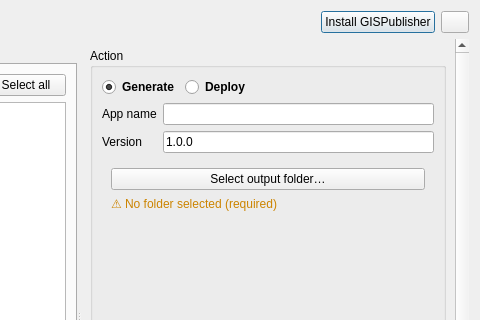
First picture: the form in dialogs/ui/gispublisher_dialog.ui, repository lbdudc/qgispublisher, before the edit; both pictures show x 240 to 720 and y 0 to 320 of the 720 by 640 pixel window.
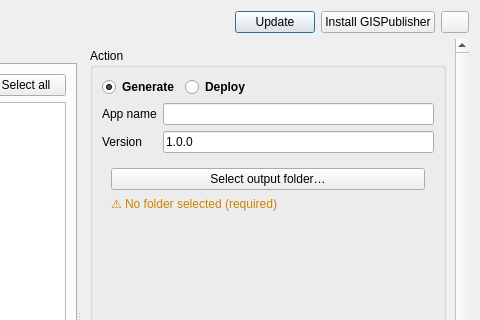
Second picture: the form after the edit.

Commit message: Show installed/latest gispublisher CLI version; stage a QGIS project manifest

What changed in the file:
```diff
--- a/dialogs/ui/gispublisher_dialog.ui
+++ b/dialogs/ui/gispublisher_dialog.ui
@@ -45,6 +45,13 @@
        </property>
       </spacer>
      </item>
+     <item>
+      <widget class="QPushButton" name="updateGispubButton">
+       <property name="text">
+        <string>Update</string>
+       </property>
+      </widget>
+     </item>
      <item>
       <widget class="QPushButton" name="installGispubButton">
        <property name="text">
```
Left out of the diff: 13 changed lines with no effect on the pictures. The commit also changes 8 other files.
